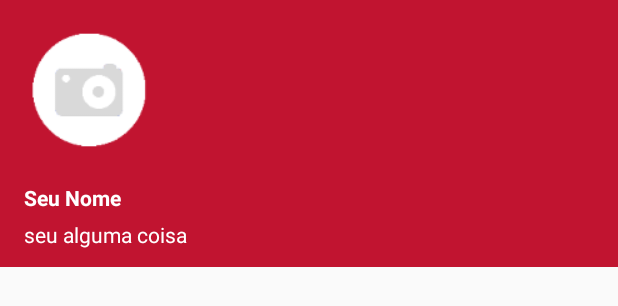
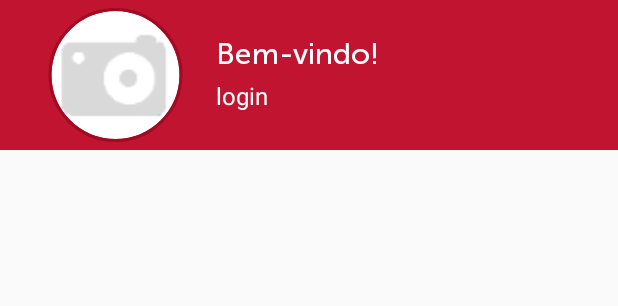
Before and after one commit to ericdallo/iMarket, an Android app: the layout navigation_header.xml on its own in the app's theme, with its tools: preview values and no code run, on a phone screen of 412 x 824 dp. Shown: the top 306 px of the screen. Run offline under Robolectric (Android 15) with nearby library versions, the phone set to English and light mode, and no system bars.

Commit message:
Refatora layout da navegacao

```diff
--- a/app/build.gradle
+++ b/app/build.gradle
@@ -41,7 +41,7 @@ dependencies {
     compile 'com.miguelcatalan:materialsearchview:1.4.0'
     compile 'com.synnapps:carouselview:0.0.9'
     compile 'com.bartoszlipinski:recyclerviewheader2:2.0.1'
-    compile 'de.hdodenhof:circleimageview:1.2.1'
+    compile 'de.hdodenhof:circleimageview:2.1.0'
 
     compile 'com.jakewharton:butterknife:8.4.0'
     apt 'com.jakewharton:butterknife-compiler:8.4.0'
--- a/app/src/main/java/br/com/imarket/imarket/HomeActivity.java
+++ b/app/src/main/java/br/com/imarket/imarket/HomeActivity.java
@@ -67,6 +67,7 @@ public class HomeActivity extends AppCompatActivity {
         rvLeftDrawer.setHasFixedSize(true);
         rvLeftDrawer.setLayoutManager(new LinearLayoutManager(this));
         rvLeftDrawer.setAdapter(navigationAdapter);
+        rvLeftDrawer.setBackgroundColor(getResources().getColor(R.color.shelf_background));
 
         searchView.setOnQueryTextListener(new MaterialSearchView.OnQueryTextListener() {
             @Override
--- a/app/src/main/res/layout/navigation_header.xml
+++ b/app/src/main/res/layout/navigation_header.xml
@@ -1,53 +1,58 @@
 <?xml version="1.0" encoding="utf-8"?>
-<RelativeLayout xmlns:android="http://schemas.android.com/apk/res/android"
+<LinearLayout xmlns:android="http://schemas.android.com/apk/res/android"
+    xmlns:app="http://schemas.android.com/apk/res-auto"
     android:layout_width="match_parent"
-    android:layout_height="178dp"
+    android:layout_height="100dp"
+    android:layout_marginBottom="10dp"
     android:background="@color/colorPrimaryDark"
-    android:orientation="vertical"
-    android:layout_marginBottom="10dp"
-    android:weightSum="1">
-
-    <de.hdodenhof.circleimageview.CircleImageView
-        android:layout_marginLeft="20dp"
-        android:layout_marginStart="20dp"
-        android:layout_marginTop="20dp"
-        android:id="@+id/circleView"
-        android:layout_width="80dp"
-        android:layout_height="80dp"
-        android:src="@drawable/noimage" />
+    android:orientation="horizontal">
 
     <LinearLayout
-        android:layout_width="match_parent"
-        android:layout_height="56dp"
-        android:layout_alignParentBottom="true"
-        android:layout_alignParentLeft="true"
-        android:layout_alignParentStart="true"
+        android:layout_width="0dp"
+        android:layout_height="match_parent"
+        android:layout_marginLeft="10dp"
+        android:layout_marginStart="10dp"
+        android:layout_weight="1"
+        android:padding="5dp">
+
+        <de.hdodenhof.circleimageview.CircleImageView
+            android:id="@+id/cv_login"
+            android:layout_width="match_parent"
+            android:layout_height="match_parent"
+            android:src="@drawable/noimage"
+            app:civ_border_color="@color/transparent_red"
+            app:civ_border_width="2dp" />
+    </LinearLayout>
+
+    <LinearLayout
+        android:layout_width="0dp"
+        android:layout_height="match_parent"
+        android:layout_weight="2"
+        android:gravity="center_vertical"
         android:orientation="vertical">
 
-        <TextView
+        <br.com.imarket.imarket.view.DefaultTextView
             android:id="@+id/name"
             android:layout_width="wrap_content"
             android:layout_height="wrap_content"
-            android:layout_marginLeft="16dp"
-            android:text="Seu Nome"
+            android:text="@string/welcome"
             android:textColor="#ffffff"
-            android:textSize="14sp"
+            android:textSize="20sp"
             android:textStyle="bold"
 
             />
 
-        <TextView
+        <br.com.imarket.imarket.view.DefaultTextView
             android:id="@+id/email"
             android:layout_width="wrap_content"
             android:layout_height="wrap_content"
-            android:layout_marginLeft="16dp"
             android:layout_marginTop="5dp"
-            android:text="seu alguma coisa"
+            android:text="@string/login"
             android:textColor="#ffffff"
-            android:textSize="14sp"
+            android:textSize="16sp"
             android:textStyle="normal"
 
             />
     </LinearLayout>
 
-</RelativeLayout>
+</LinearLayout>
--- a/app/src/main/res/values/colors.xml
+++ b/app/src/main/res/values/colors.xml
@@ -14,4 +14,5 @@
     <color name="yellow">#f39c12</color>
     <color name="shelf_background">#E9D9DA</color>
     <color name="black">#000000</color>
+    <color name="navigation_text">#272727</color>
 </resources>
--- a/app/src/main/res/values/strings.xml
+++ b/app/src/main/res/values/strings.xml
@@ -8,7 +8,7 @@
     <string name="shelf">prateleira</string>
     <string name="logo">logo</string>
     <string name="layout_top" />
-    <string name="welcome">Bem-vindo</string>
+    <string name="welcome">Bem-vindo!</string>
     <string name="searching_shops">Procurando mercados perto de você</string>
     <string name="shop_picture">shopPicture</string>
     <string name="available_shops">Estes são os mercados perto de você</string>
@@ -18,6 +18,7 @@
     <string name="search">Busca por produto ou mercado</string>
     <string name="of_week">da semana</string>
     <string name="favorites">Favoritos</string>
+    <string name="login">login</string>
 
     <string-array name="search_query_suggestions">
         <item>Margarina</item>
```
Also changed, not shown: app/src/main/java/br/com/imarket/imarket/home/NavigationAdapter.java (+12 -7 lines), app/src/main/java/br/com/imarket/imarket/home/NavigationItem.java (+14 -6 lines), app/src/main/res/layout/navigation_item.xml (+41 -21 lines).
